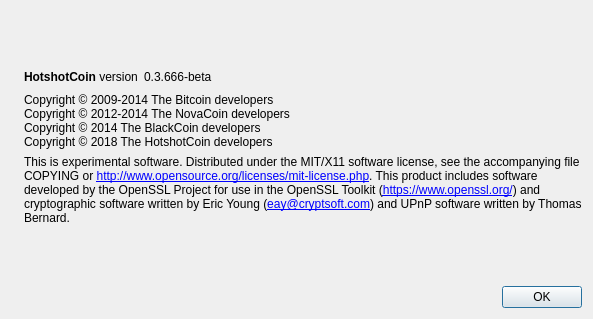
zero24x/glovecoin, file src/qt/forms/aboutdialog.ui: the form before one commit.
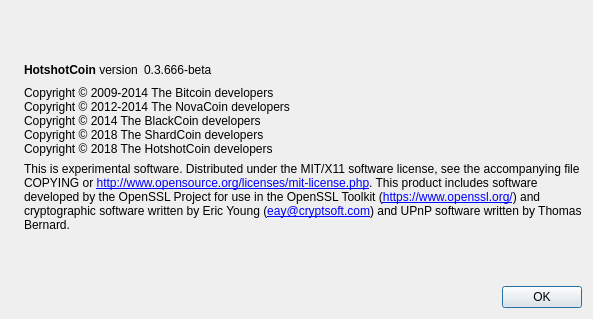
The form after the commit. Icons and pictures are not drawn.

The edit to the form file:
```diff
--- a/src/qt/forms/aboutdialog.ui
+++ b/src/qt/forms/aboutdialog.ui
@@ -94,6 +94,7 @@
         <string>Copyright © 2009-2014 The Bitcoin developers
 Copyright © 2012-2014 The NovaCoin developers
 Copyright © 2014 The BlackCoin developers
+Copyright © 2018 The ShardCoin developers
 Copyright © 2018 The HotshotCoin developers</string>
        </property>
        <property name="textInteractionFlags">
```
